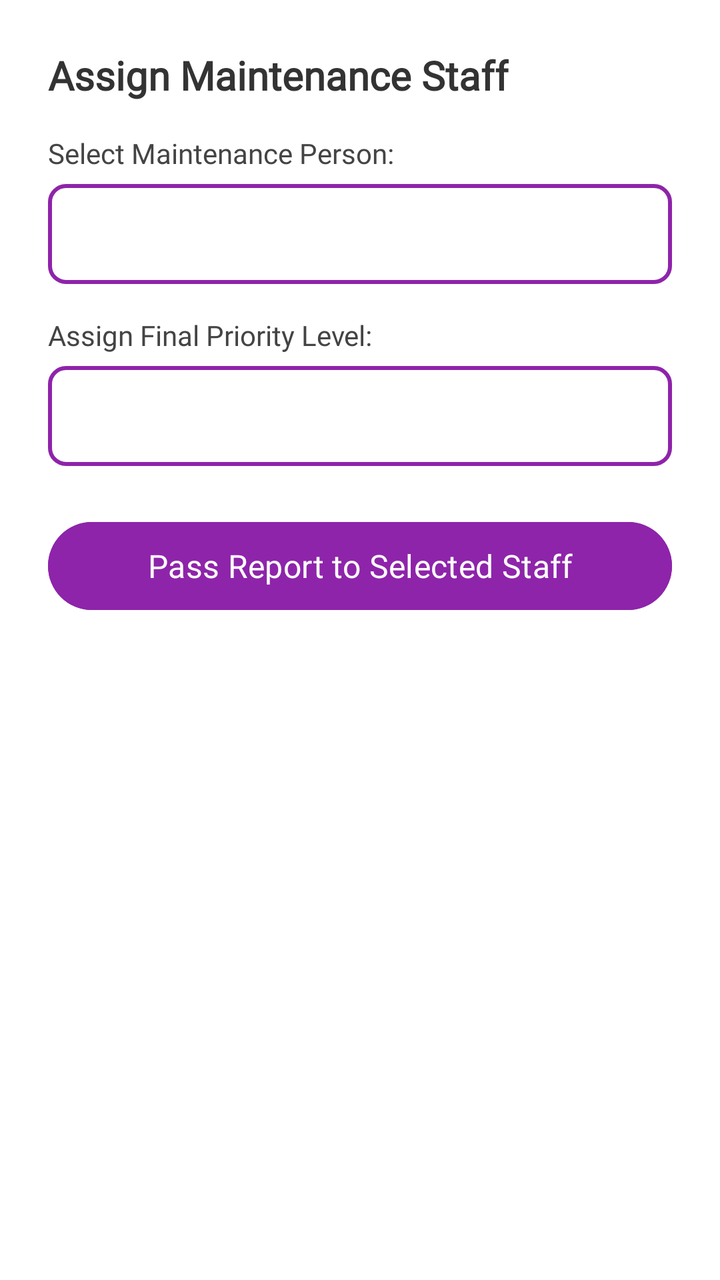
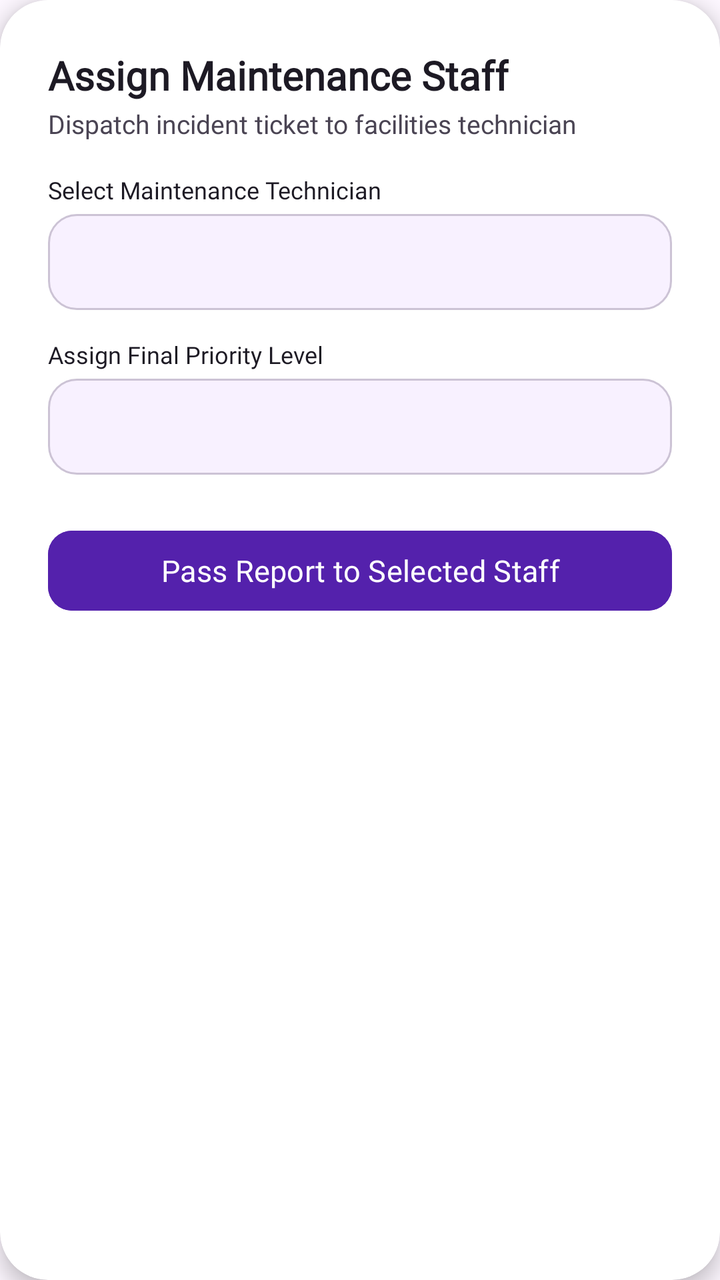

Before-and-after screenshots of an Android layout around one commit, followed by the original layout XML and the change that was made.
<!-- AndroidManifest.xml: application theme Theme.Araspointmap -->
<!-- res/layout/dialog_assign_maintenance.xml -->
<?xml version="1.0" encoding="utf-8"?>
<LinearLayout xmlns:android="http://schemas.android.com/apk/res/android"
    android:layout_width="match_parent"
    android:layout_height="wrap_content"
    android:background="#FFFFFF"
    android:orientation="vertical"
    android:padding="24dp">

    <TextView
        android:layout_width="wrap_content"
        android:layout_height="wrap_content"
        android:layout_marginBottom="16dp"
        android:fontFamily="@font/poppins_bold"
        android:text="Assign Maintenance Staff"
        android:textColor="#333333"
        android:textSize="20sp"
        android:textStyle="bold" />

    <TextView
        android:layout_width="wrap_content"
        android:layout_height="wrap_content"
        android:layout_marginBottom="6dp"
        android:fontFamily="@font/inter_18pt_bold"
        android:text="Select Maintenance Person:"
        android:textColor="#444444"
        android:textSize="14sp" />

    <Spinner
        android:id="@+id/spinnerAssignStaff"
        android:layout_width="match_parent"
        android:layout_height="50dp"
        android:layout_marginBottom="16dp"
        android:background="@drawable/inputs_color"
        android:paddingHorizontal="12dp" />

    <TextView
        android:layout_width="wrap_content"
        android:layout_height="wrap_content"
        android:layout_marginBottom="6dp"
        android:fontFamily="@font/inter_18pt_bold"
        android:text="Assign Final Priority Level:"
        android:textColor="#444444"
        android:textSize="14sp" />

    <Spinner
        android:id="@+id/spinnerAssignPriority"
        android:layout_width="match_parent"
        android:layout_height="50dp"
        android:layout_marginBottom="24dp"
        android:background="@drawable/inputs_color"
        android:paddingHorizontal="12dp" />

    <Button
        android:id="@+id/btnConfirmAssignment"
        android:layout_width="match_parent"
        android:layout_height="52dp"
        android:backgroundTint="#8E24AA"
        android:fontFamily="@font/poppins_bold"
        android:text="Pass Report to Selected Staff"
        android:textColor="#FFFFFF"
        android:textSize="16sp" />

</LinearLayout>
<!-- resources referenced by this layout -->
<resources>
  <!-- drawable inputs_color (drawable) -->
  <?xml version="1.0" encoding="utf-8"?>
  <selector xmlns:android="http://schemas.android.com/apk/res/android">
      <item>
          <shape android:shape="rectangle">
              <corners android:radius="8dp"/>
              <stroke android:width="2dp" android:color="#8E24AA"/>
              <gradient android:angle="45" android:type="linear"/>
          </shape>
  
      </item>
  </selector>
  <style name="Theme.Araspointmap" parent="Base.Theme.Araspointmap" />
  <style name="Base.Theme.Araspointmap" parent="Theme.Material3.DayNight.NoActionBar">
          <item name="colorPrimary">@color/primary</item>
          <item name="colorOnPrimary">@color/on_primary</item>
          <item name="colorPrimaryContainer">@color/primary_container</item>
          <item name="colorOnPrimaryContainer">@color/on_primary_container</item>
  
          <item name="colorSecondary">@color/secondary</item>
          <item name="colorOnSecondary">@color/on_secondary</item>
          <item name="colorSecondaryContainer">@color/secondary_container</item>
  
          <item name="colorSurface">@color/surface</item>
          <item name="colorOnSurface">@color/on_surface</item>
          <item name="colorSurfaceVariant">@color/surface_container_highest</item>
          <item name="colorOnSurfaceVariant">@color/on_surface_variant</item>
  
          <item name="colorError">@color/error</item>
          <item name="colorOnError">@color/on_error</item>
  
          <item name="android:windowBackground">@color/surface</item>
          <item name="android:statusBarColor">@color/surface</item>
          <item name="android:windowLightStatusBar">true</item>
          <item name="android:navigationBarColor">@color/surface</item>
      </style>
  <color name="primary">#5421AC</color>
  <color name="on_primary">#FFFFFF</color>
  <color name="primary_container">#6C3FC5</color>
  <color name="on_primary_container">#DFCEFF</color>
  <color name="secondary">#6E47B8</color>
  <color name="on_secondary">#FFFFFF</color>
  <color name="secondary_container">#B088FE</color>
  <color name="surface">#FDF7FF</color>
  <color name="on_surface">#1D1A24</color>
  <color name="surface_container_highest">#E7E0EE</color>
  <color name="on_surface_variant">#4A4453</color>
  <color name="error">#BA1A1A</color>
  <color name="on_error">#FFFFFF</color>
</resources>

<!-- the commit's change to res/layout/dialog_assign_maintenance.xml (unified diff, before → after) -->
@@ -1,63 +1,95 @@
 <?xml version="1.0" encoding="utf-8"?>
-<LinearLayout xmlns:android="http://schemas.android.com/apk/res/android"
+<androidx.cardview.widget.CardView xmlns:android="http://schemas.android.com/apk/res/android"
+    xmlns:app="http://schemas.android.com/apk/res-auto"
     android:layout_width="match_parent"
     android:layout_height="wrap_content"
-    android:background="#FFFFFF"
-    android:orientation="vertical"
-    android:padding="24dp">
+    app:cardCornerRadius="24dp"
+    app:cardElevation="6dp"
+    app:cardBackgroundColor="@color/surface_container_lowest">
 
-    <TextView
-        android:layout_width="wrap_content"
+    <LinearLayout
+        android:layout_width="match_parent"
         android:layout_height="wrap_content"
-        android:layout_marginBottom="16dp"
-        android:fontFamily="@font/poppins_bold"
-        android:text="Assign Maintenance Staff"
-        android:textColor="#333333"
-        android:textSize="20sp"
-        android:textStyle="bold" />
+        android:orientation="vertical"
+        android:padding="24dp">
 
-    <TextView
-        android:layout_width="wrap_content"
-        android:layout_height="wrap_content"
-        android:layout_marginBottom="6dp"
-        android:fontFamily="@font/inter_18pt_bold"
-        android:text="Select Maintenance Person:"
-        android:textColor="#444444"
-        android:textSize="14sp" />
+        <TextView
+            android:layout_width="wrap_content"
+            android:layout_height="wrap_content"
+            android:fontFamily="@font/poppins_bold"
+            android:text="Assign Maintenance Staff"
+            android:textColor="@color/on_surface"
+            android:textSize="20sp"
+            android:textStyle="bold" />
 
-    <Spinner
-        android:id="@+id/spinnerAssignStaff"
-        android:layout_width="match_parent"
-        android:layout_height="50dp"
-        android:layout_marginBottom="16dp"
-        android:background="@drawable/inputs_color"
-        android:paddingHorizontal="12dp" />
+        <TextView
+            android:layout_width="wrap_content"
+            android:layout_height="wrap_content"
+            android:layout_marginTop="2dp"
+            android:layout_marginBottom="16dp"
+            android:fontFamily="@font/inter_18pt_regular"
+            android:text="Dispatch incident ticket to facilities technician"
+            android:textColor="@color/on_surface_variant"
+            android:textSize="@dimen/text_body" />
 
-    <TextView
-        android:layout_width="wrap_content"
-        android:layout_height="wrap_content"
-        android:layout_marginBottom="6dp"
-        android:fontFamily="@font/inter_18pt_bold"
-        android:text="Assign Final Priority Level:"
-        android:textColor="#444444"
-        android:textSize="14sp" />
+        <TextView
+            android:layout_width="wrap_content"
+            android:layout_height="wrap_content"
+            android:layout_marginBottom="4dp"
+            android:fontFamily="@font/inter_18pt_bold"
+            android:text="Select Maintenance Technician"
+            android:textColor="@color/on_surface"
+            android:textSize="12sp" />
 
-    <Spinner
-        android:id="@+id/spinnerAssignPriority"
-        android:layout_width="match_parent"
-        android:layout_height="50dp"
-        android:layout_marginBottom="24dp"
-        android:background="@drawable/inputs_color"
-        android:paddingHorizontal="12dp" />
+        <FrameLayout
+            android:layout_width="match_parent"
+            android:layout_height="@dimen/input_height"
+            android:background="@drawable/bg_input_field"
+            android:layout_marginBottom="14dp">
 
-    <Button
-        android:id="@+id/btnConfirmAssignment"
-        android:layout_width="match_parent"
-        android:layout_height="52dp"
-        android:backgroundTint="#8E24AA"
-        android:fontFamily="@font/poppins_bold"
-        android:text="Pass Report to Selected Staff"
-        android:textColor="#FFFFFF"
-        android:textSize="16sp" />
+            <Spinner
+                android:id="@+id/spinnerAssignStaff"
+                android:layout_width="match_parent"
+                android:layout_height="match_parent"
+                android:paddingHorizontal="12dp"
+                android:background="@android:color/transparent" />
+        </FrameLayout>
 
-</LinearLayout>
+        <TextView
+            android:layout_width="wrap_content"
+            android:layout_height="wrap_content"
+            android:layout_marginBottom="4dp"
+            android:fontFamily="@font/inter_18pt_bold"
+            android:text="Assign Final Priority Level"
+            android:textColor="@color/on_surface"
+            android:textSize="12sp" />
+
+        <FrameLayout
+            android:layout_width="match_parent"
+            android:layout_height="@dimen/input_height"
+            android:background="@drawable/bg_input_field"
+            android:layout_marginBottom="24dp">
+
+            <Spinner
+                android:id="@+id/spinnerAssignPriority"
+                android:layout_width="match_parent"
+                android:layout_height="match_parent"
+                android:paddingHorizontal="12dp"
+                android:background="@android:color/transparent" />
+        </FrameLayout>
+
+        <com.google.android.material.button.MaterialButton
+            android:id="@+id/btnConfirmAssignment"
+            android:layout_width="match_parent"
+            android:layout_height="@dimen/btn_height"
+            android:backgroundTint="@color/primary"
+            android:fontFamily="@font/poppins_bold"
+            android:text="Pass Report to Selected Staff"
+            android:textAllCaps="false"
+            android:textColor="@color/on_primary"
+            android:textSize="15sp"
+            app:cornerRadius="@dimen/btn_corner_radius"
+            app:elevation="2dp" />
+
+    </LinearLayout>
+</androidx.cardview.widget.CardView>
<!-- resource entries referenced after the edit -->
@@ -1,18 +1,8 @@
 <!-- resources referenced by this layout -->
 <resources>
-  <!-- drawable inputs_color (drawable) -->
-  <?xml version="1.0" encoding="utf-8"?>
-  <selector xmlns:android="http://schemas.android.com/apk/res/android">
-      <item>
-          <shape android:shape="rectangle">
-              <corners android:radius="8dp"/>
-              <stroke android:width="2dp" android:color="#8E24AA"/>
-              <gradient android:angle="45" android:type="linear"/>
-          </shape>
-  
-      </item>
-  </selector>
   <style name="Theme.Araspointmap" parent="Base.Theme.Araspointmap" />
+  <color name="surface_container_low">#F8F1FF</color>
+  <color name="outline_variant">#CCC3D5</color>
   <style name="Base.Theme.Araspointmap" parent="Theme.Material3.DayNight.NoActionBar">
           <item name="colorPrimary">@color/primary</item>
           <item name="colorOnPrimary">@color/on_primary</item>
@@ -37,6 +27,29 @@
           <item name="android:navigationBarColor">@color/surface</item>
       </style>
   <color name="primary">#5421AC</color>
+  <color name="surface_container_lowest">#FFFFFF</color>
+  <dimen name="btn_corner_radius">12dp</dimen>
+  <dimen name="btn_height">48dp</dimen>
+  <dimen name="input_height">48dp</dimen>
+  <dimen name="text_body">13sp</dimen>
+  <!-- drawable bg_input_field (drawable) -->
+  <?xml version="1.0" encoding="utf-8"?>
+  <selector xmlns:android="http://schemas.android.com/apk/res/android">
+      <item android:state_focused="true">
+          <shape android:shape="rectangle">
+              <corners android:radius="14dp" />
+              <solid android:color="@color/surface_container_lowest" />
+              <stroke android:width="2dp" android:color="@color/primary" />
+          </shape>
+      </item>
+      <item>
+          <shape android:shape="rectangle">
+              <corners android:radius="14dp" />
+              <solid android:color="@color/surface_container_low" />
+              <stroke android:width="1dp" android:color="@color/outline_variant" />
+          </shape>
+      </item>
+  </selector>
   <color name="on_primary">#FFFFFF</color>
   <color name="primary_container">#6C3FC5</color>
   <color name="on_primary_container">#DFCEFF</color>
